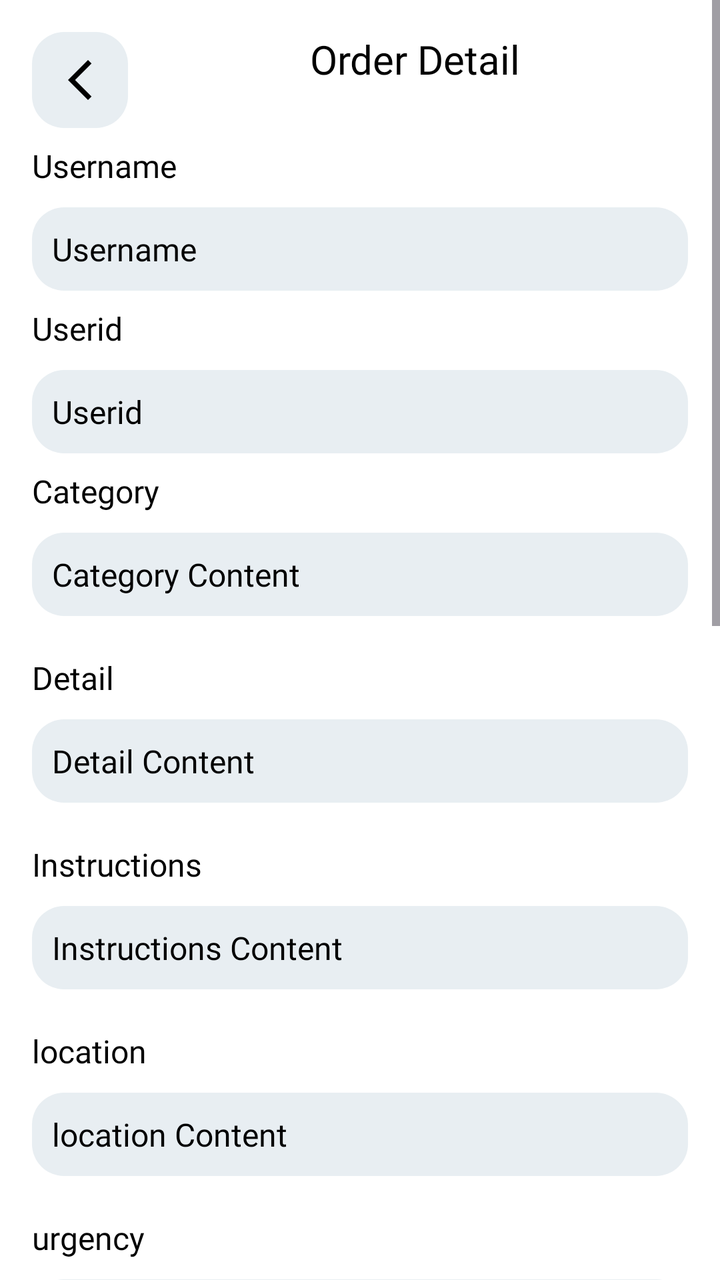
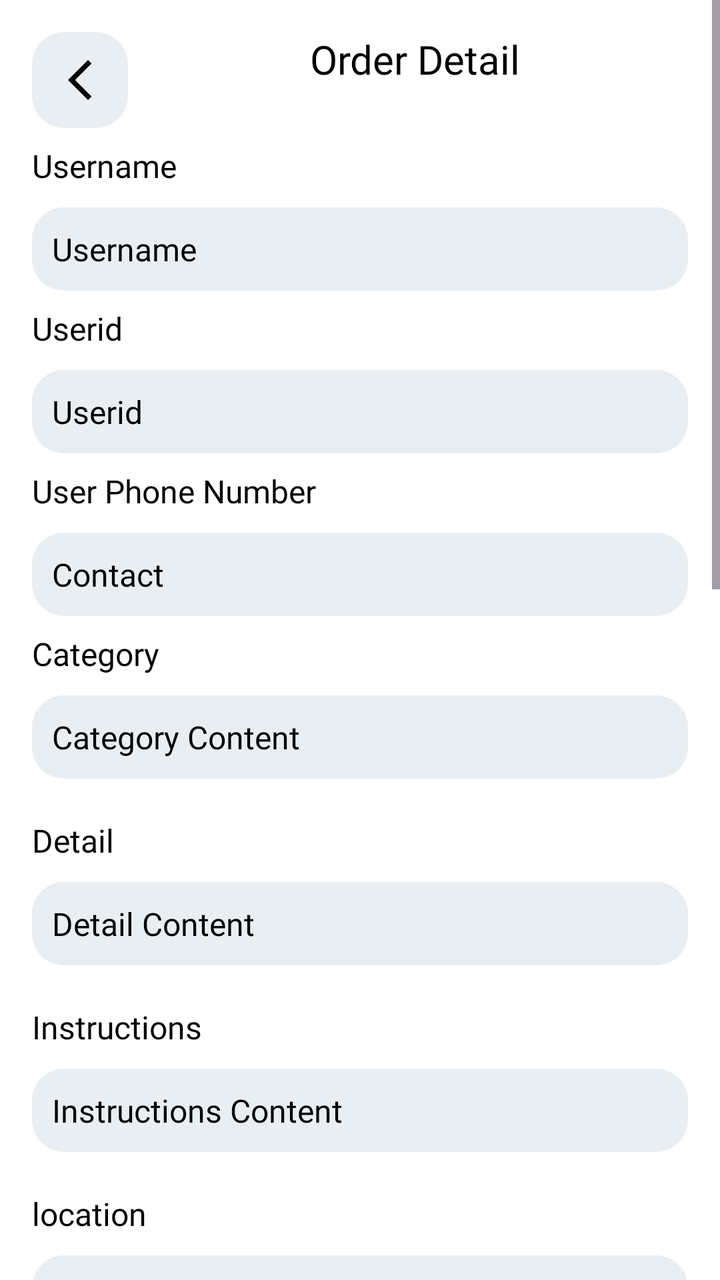

Screens rendered from an Android XML layout before and after an edit, with the pre-edit source and the edit as a unified diff.
<!-- AndroidManifest.xml: application theme Theme.RemotePresence -->
<!-- res/layout/activity_admin_complete_order_detail.xml -->
<?xml version="1.0" encoding="utf-8"?>
<ScrollView xmlns:android="http://schemas.android.com/apk/res/android"
    android:layout_width="match_parent"
    android:background="@color/background"
    android:layout_height="match_parent"
    android:fillViewport="true">

    <RelativeLayout
        android:layout_width="match_parent"
        android:layout_height="wrap_content"
        android:padding="16dp">

        <ImageButton
            android:id="@+id/back_button"
            android:layout_width="48dp"
            android:layout_height="48dp"
            android:background="@drawable/rounded_corner_background"
            android:contentDescription="@string/back_button_desc"
            android:src="@drawable/back" />

        <TextView
            android:id="@+id/screenLabel"
            android:layout_width="wrap_content"
            android:layout_height="match_parent"
            android:layout_alignParentEnd="true"
            android:layout_marginStart="91dp"
            android:fontFamily="@font/poppinssemibold"
            android:layout_toEndOf="@+id/back_button"
            android:text="Order Detail"
            android:textColor="@color/black"
            android:textSize="20sp" />

        <TextView
            android:id="@+id/usernameLabel"
            android:layout_width="match_parent"
            android:layout_height="wrap_content"
            android:layout_below="@+id/back_button"
            android:layout_marginTop="8dp"
            android:text="Username"
            android:fontFamily="@font/poppinssemibold"
            android:textColor="@color/black"
            android:textSize="16sp" />

        <TextView
            android:id="@+id/userTextView"
            android:layout_width="match_parent"
            android:layout_height="wrap_content"
            android:layout_below="@id/usernameLabel"
            android:background="@drawable/rounded_corner_background"
            android:padding="10dp"
            android:text="Username"
            android:fontFamily="@font/interregular"
            android:textSize="16sp"
            android:textColor="@color/black"
            android:layout_marginTop="10dp"/>
        <TextView
            android:id="@+id/useridLabel"
            android:layout_width="match_parent"
            android:layout_height="wrap_content"
            android:layout_below="@+id/userTextView"
            android:layout_marginTop="8dp"
            android:text="Userid"
            android:fontFamily="@font/poppinssemibold"
            android:textColor="@color/black"
            android:textSize="16sp" />

        <TextView
            android:id="@+id/useridTextView"
            android:layout_width="match_parent"
            android:layout_height="wrap_content"
            android:layout_below="@id/useridLabel"
            android:background="@drawable/rounded_corner_background"
            android:padding="10dp"
            android:text="Userid"
            android:fontFamily="@font/interregular"
            android:textSize="16sp"
            android:textColor="@color/black"
            android:layout_marginTop="10dp"/>
        <TextView
            android:id="@+id/categoryLabel"
            android:layout_width="match_parent"
            android:layout_height="wrap_content"
            android:layout_below="@+id/useridTextView"
            android:layout_marginTop="8dp"
            android:text="Category"
            android:fontFamily="@font/poppinssemibold"
            android:textColor="@color/black"
            android:textSize="16sp" />

        <TextView
            android:id="@+id/categoryTextView"
            android:layout_width="match_parent"
            android:layout_height="wrap_content"
            android:layout_below="@id/categoryLabel"
            android:background="@drawable/rounded_corner_background"
            android:padding="10dp"
            android:fontFamily="@font/interregular"
            android:text="Category Content"
            android:textSize="16sp"
            android:textColor="@color/black"
            android:layout_marginTop="10dp"/>

        <TextView
            android:id="@+id/detailLabel"
            android:layout_width="match_parent"
            android:layout_height="wrap_content"
            android:layout_below="@id/categoryTextView"
            android:layout_marginTop="20dp"
            android:text="Detail"
            android:fontFamily="@font/poppinssemibold"
            android:textSize="16sp"
            android:textColor="@color/black" />

        <TextView
            android:id="@+id/detailTextView"
            android:layout_width="match_parent"
            android:layout_height="wrap_content"
            android:layout_below="@id/detailLabel"
            android:background="@drawable/rounded_corner_background"
            android:padding="10dp"
            android:fontFamily="@font/interregular"
            android:text="Detail Content"
            android:textSize="16sp"
            android:textColor="@color/black"
            android:layout_marginTop="10dp"/>

        <TextView
            android:id="@+id/instructionsLabel"
            android:layout_width="match_parent"
            android:layout_height="wrap_content"
            android:layout_below="@id/detailTextView"
            android:layout_marginTop="20dp"
            android:text="Instructions"
            android:fontFamily="@font/poppinssemibold"
            android:textSize="16sp"
            android:textColor="@color/black" />

        <TextView
            android:id="@+id/instructionsTextView"
            android:layout_width="match_parent"
            android:layout_height="wrap_content"
            android:layout_below="@id/instructionsLabel"
            android:background="@drawable/rounded_corner_background"
            android:padding="10dp"
            android:text="Instructions Content"
            android:textSize="16sp"
            android:fontFamily="@font/interregular"
            android:textColor="@color/black"
            android:layout_marginTop="10dp"/>

        <TextView
            android:id="@+id/locationLabel"
            android:layout_width="match_parent"
            android:layout_height="wrap_content"
            android:layout_below="@id/instructionsTextView"
            android:layout_marginTop="20dp"
            android:text="location"
            android:textSize="16sp"
            android:fontFamily="@font/poppinssemibold"
            android:textColor="@color/black" />

        <TextView
            android:id="@+id/locationTextView"
            android:layout_width="match_parent"
            android:layout_height="wrap_content"
            android:layout_below="@id/locationLabel"
            android:background="@drawable/rounded_corner_background"
            android:padding="10dp"
            android:fontFamily="@font/interregular"
            android:text="location Content"
            android:textSize="16sp"
            android:textColor="@color/black"
            android:layout_marginTop="10dp"/>

        <TextView
            android:id="@+id/urgencyLabel"
            android:layout_width="match_parent"
            android:layout_height="wrap_content"
            android:layout_below="@id/locationTextView"
            android:layout_marginTop="20dp"
            android:text="urgency"
            android:textSize="16sp"
            android:fontFamily="@font/poppinssemibold"
            android:textColor="@color/black" />

        <TextView
            android:id="@+id/urgencyTxtView"
            android:layout_width="match_parent"
            android:layout_height="wrap_content"
            android:layout_below="@id/urgencyLabel"
            android:background="@drawable/rounded_corner_background"
            android:padding="10dp"
            android:text="urgency Content"
            android:textSize="16sp"
            android:fontFamily="@font/interregular"
            android:textColor="@color/black"
            android:layout_marginTop="10dp"/>
        <TextView
            android:id="@+id/statusLabel"
            android:layout_width="match_parent"
            android:layout_height="wrap_content"
            android:layout_below="@id/urgencyTxtView"
            android:layout_marginTop="20dp"
            android:text="status"
            android:textSize="16sp"
            android:fontFamily="@font/poppinssemibold"
            android:textColor="@color/black" />

        <TextView
            android:id="@+id/statusTxtView"
            android:layout_width="match_parent"
            android:layout_height="wrap_content"
            android:layout_below="@id/statusLabel"
            android:background="@drawable/rounded_corner_background"
            android:padding="10dp"
            android:fontFamily="@font/interregular"
            android:text="status Content"
            android:textSize="16sp"
            android:textColor="@color/black"
            android:layout_marginTop="10dp"/>

        <TextView
            android:id="@+id/pictureLabel"
            android:layout_width="match_parent"
            android:layout_height="wrap_content"
            android:layout_below="@id/statusTxtView"
            android:layout_marginTop="20dp"
            android:text="Social Media"
            android:textSize="16sp"
            android:fontFamily="@font/poppinssemibold"
            android:textColor="@color/black" />

        <ImageView
            android:id="@+id/pictureImageView"
            android:layout_width="match_parent"
            android:layout_height="400dp"
            android:layout_below="@id/pictureLabel"
            android:layout_marginTop="8dp"
            android:scaleType="centerCrop"
            android:src="@drawable/image"/>


        <LinearLayout
            android:id="@+id/btn2"
            android:layout_width="match_parent"
            android:layout_height="wrap_content"
            android:layout_below="@+id/pictureImageView"
            android:layout_marginTop="20dp"
            android:orientation="horizontal"
            android:weightSum="2">

            <Button
                android:id="@+id/deleteTask"
                android:layout_width="0dp"
                android:layout_height="wrap_content"
                android:layout_weight="1"
                android:layout_marginEnd="10dp"
                android:backgroundTint="@color/btncolor"
                android:text="Delete Task"
                android:fontFamily="@font/interregular"
                android:textColor="@color/white" />

            <Button
                android:id="@+id/cancelTask"
                android:layout_width="0dp"
                android:layout_height="wrap_content"
                android:layout_weight="1"
                android:fontFamily="@font/interregular"
                android:backgroundTint="@color/btncolor"
                android:text="Cancel Task"
                android:textColor="@color/white" />
        </LinearLayout>

    </RelativeLayout>

</ScrollView>
<!-- resources referenced by this layout -->
<resources>
  <color name="background">#FFFFFFFF</color>
  <color name="black">#FF000000</color>
  <color name="btncolor">#00a94b</color>
  <color name="white">#FFFFFFFF</color>
  <!-- drawable back (drawable) -->
  <vector xmlns:android="http://schemas.android.com/apk/res/android" android:height="24dp" android:tint="@color/black" android:viewportHeight="24" android:viewportWidth="24" android:width="24dp">
        
      <path android:fillColor="@android:color/black" android:pathData="M17.77,3.77l-1.77,-1.77l-10,10l10,10l1.77,-1.77l-8.23,-8.23z"/>
      
  </vector>
  <!-- drawable image: png bitmap (drawable, 8325 bytes) -->
  <!-- drawable rounded_corner_background (drawable) -->
  <shape xmlns:android="http://schemas.android.com/apk/res/android">
      <solid android:color="@color/ButtonWhite" />
      <corners android:radius="16dp" />
  </shape>
  <string name="back_button_desc">Back Button</string>
  <style name="Theme.RemotePresence" parent="Theme.Material3.DayNight.NoActionBar">
          
          <item name="colorPrimary">@color/purple_500</item>
          <item name="colorPrimaryVariant">@color/purple_700</item>
          <item name="colorOnPrimary">@color/white</item>
          
          <item name="colorSecondary">@color/teal_200</item>
          <item name="colorSecondaryVariant">@color/teal_700</item>
          <item name="colorOnSecondary">@color/black</item>
          
          <item name="android:statusBarColor">?attr/colorPrimaryVariant</item>
          
      </style>
  <color name="ButtonWhite">#E8EEF2</color>
  <color name="purple_500">#FF6200EE</color>
  <color name="purple_700">#FF3700B3</color>
  <color name="teal_200">#FF03DAC5</color>
  <color name="teal_700">#FF018786</color>
</resources>

<!-- the commit's change to res/layout/activity_admin_complete_order_detail.xml (unified diff, before → after) -->
@@ -77,10 +77,33 @@
             android:textColor="@color/black"
             android:layout_marginTop="10dp"/>
         <TextView
+            android:id="@+id/contactLabel"
+            android:layout_width="match_parent"
+            android:layout_height="wrap_content"
+            android:layout_below="@+id/useridTextView"
+            android:layout_marginTop="8dp"
+            android:text="User Phone Number"
+            android:fontFamily="@font/poppinssemibold"
+            android:textColor="@color/black"
+            android:textSize="16sp" />
+
+        <TextView
+            android:id="@+id/contactTextView"
+            android:layout_width="match_parent"
+            android:layout_height="wrap_content"
+            android:layout_below="@id/contactLabel"
+            android:background="@drawable/rounded_corner_background"
+            android:padding="10dp"
+            android:text="Contact"
+            android:fontFamily="@font/interregular"
+            android:textSize="16sp"
+            android:textColor="@color/black"
+            android:layout_marginTop="10dp"/>
+        <TextView
             android:id="@+id/categoryLabel"
             android:layout_width="match_parent"
             android:layout_height="wrap_content"
-            android:layout_below="@+id/useridTextView"
+            android:layout_below="@+id/contactTextView"
             android:layout_marginTop="8dp"
             android:text="Category"
             android:fontFamily="@font/poppinssemibold"
<!-- resource entries referenced after the edit -->
@@ -2,7 +2,7 @@
 <resources>
   <color name="background">#FFFFFFFF</color>
   <color name="black">#FF000000</color>
-  <color name="btncolor">#00a94b</color>
+  <color name="btncolor">#25D366</color>
   <color name="white">#FFFFFFFF</color>
   <!-- drawable back (drawable) -->
   <vector xmlns:android="http://schemas.android.com/apk/res/android" android:height="24dp" android:tint="@color/black" android:viewportHeight="24" android:viewportWidth="24" android:width="24dp">
